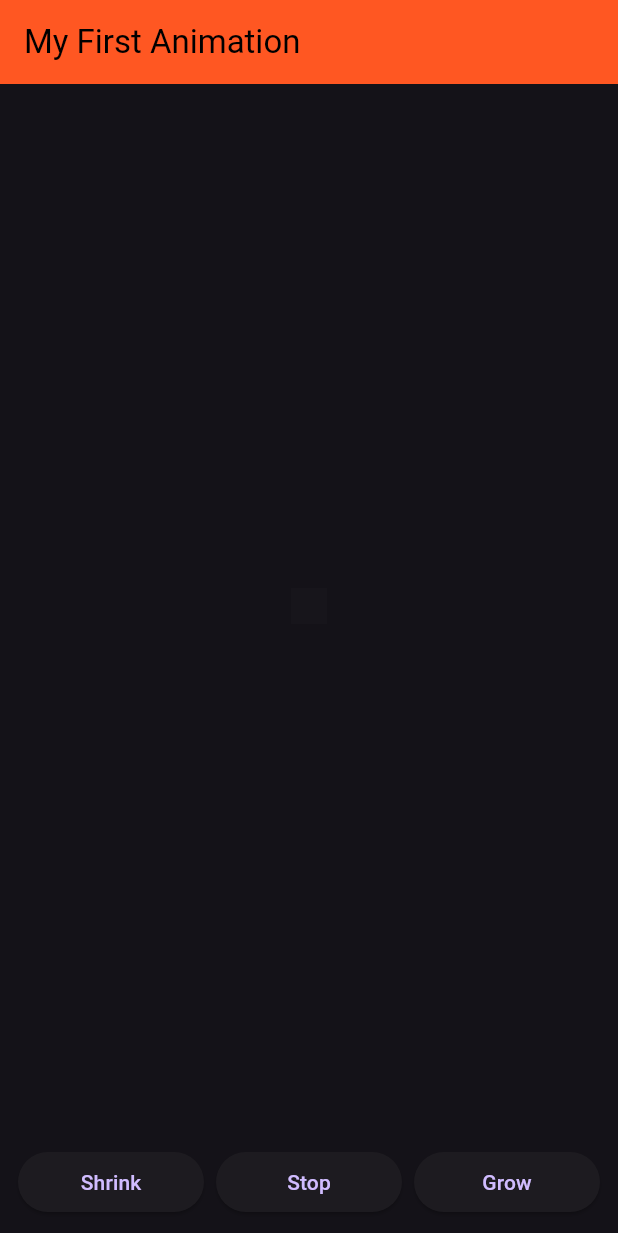
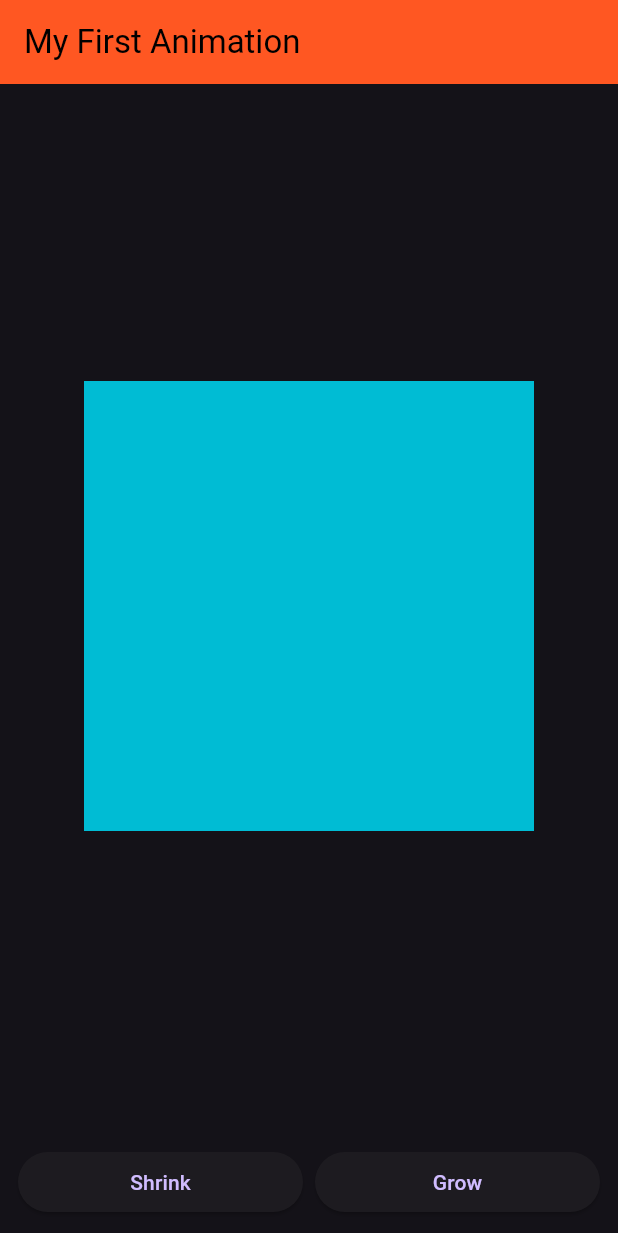
Before and after one commit to Dhannesh/app_animation, a Flutter app: the screen it shows after launch, after a tap on "Grow", on a phone screen of 412 x 824 dp. Shown: the top 1233 px of the screen. Run offline on Flutter 3.47's test engine with Material 3 defaults, Android fonts, the phone set to English and light mode, and no system bars.

Commit message:
add AnimateContainer to animate

```diff
--- a/lib/basic_animation.dart
+++ b/lib/basic_animation.dart
@@ -12,23 +12,19 @@ class BasicAnimation extends StatefulWidget {
 
 class _BasicAnimationState extends State<BasicAnimation> {
   double _side = 50.0;
-  Color _color = Color.fromARGB(
-      Random.secure().nextInt(255),
-      Random.secure().nextInt(255),
-      Random.secure().nextInt(255),
-      Random.secure().nextInt(255));
-  Timer? timer;
+
   @override
   Widget build(BuildContext context) {
     return Column(
       children: [
         Expanded(
             child: Center(
-          child: Container(
+          child: AnimatedContainer(
             width: _side,
             height: _side,
             alignment: Alignment.center,
-            decoration: BoxDecoration(color: _color),
+            decoration: BoxDecoration(color: Colors.cyan),
+            duration: const Duration(milliseconds: 1000),
           ),
         )),
         Padding(
@@ -39,32 +35,8 @@ class _BasicAnimationState extends State<BasicAnimation> {
                   child: ElevatedButton(
                       child: Text('Shrink'),
                       onPressed: () {
-                        timer?.cancel();
-                        timer = Timer.periodic(Duration(milliseconds: 100),
-                            (timer) {
-                          setState(() {
-                            if (_side > 1) {
-                              _side -= 2;
-                              if (_side % 10 == 0) {
-                                _color = Color.fromARGB(
-                                    Random.secure().nextInt(255),
-                                    Random.secure().nextInt(255),
-                                    Random.secure().nextInt(255),
-                                    Random.secure().nextInt(255));
-                              }
-                            }
-                          });
-                        });
-                      })),
-              const SizedBox(
-                width: 8,
-              ),
-              Expanded(
-                  child: ElevatedButton(
-                      child: Text('Stop'),
-                      onPressed: () {
                         setState(() {
-                          timer?.cancel();
+                          _side = 20;
                         });
                       })),
               const SizedBox(
@@ -74,21 +46,8 @@ class _BasicAnimationState extends State<BasicAnimation> {
                   child: ElevatedButton(
                       child: Text('Grow'),
                       onPressed: () {
-                        timer?.cancel();
-                        timer = Timer.periodic(Duration(milliseconds: 100),
-                            (timer) {
-                          setState(() {
-                            if (_side < 300) {
-                              _side += 2;
-                              if (_side % 10 == 0) {
-                                _color = Color.fromARGB(
-                                    Random.secure().nextInt(255),
-                                    Random.secure().nextInt(255),
-                                    Random.secure().nextInt(255),
-                                    Random.secure().nextInt(255));
-                              }
-                            }
-                          });
+                        setState(() {
+                          _side = 300;
                         });
                       })),
             ],
```
Also changed, not shown: 1 other file.
